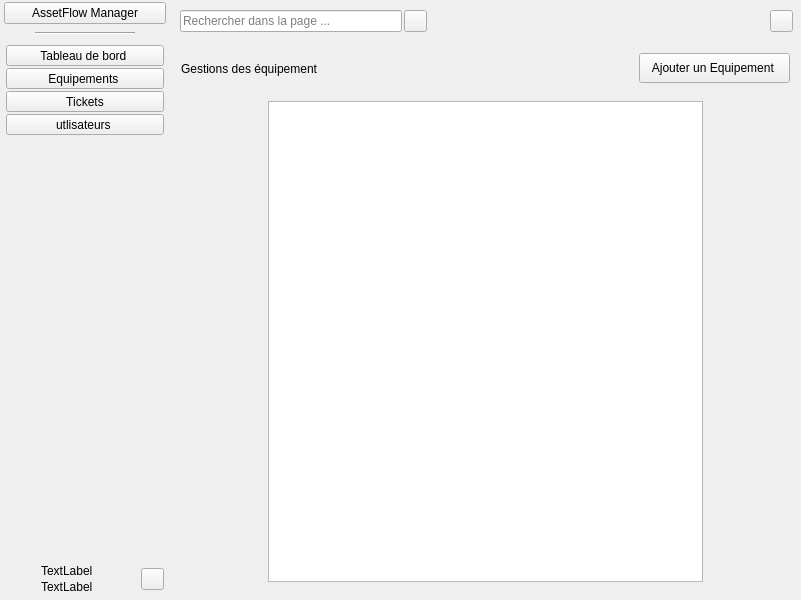
Old version of the form form.ui in the repository will180901/AssetFow.
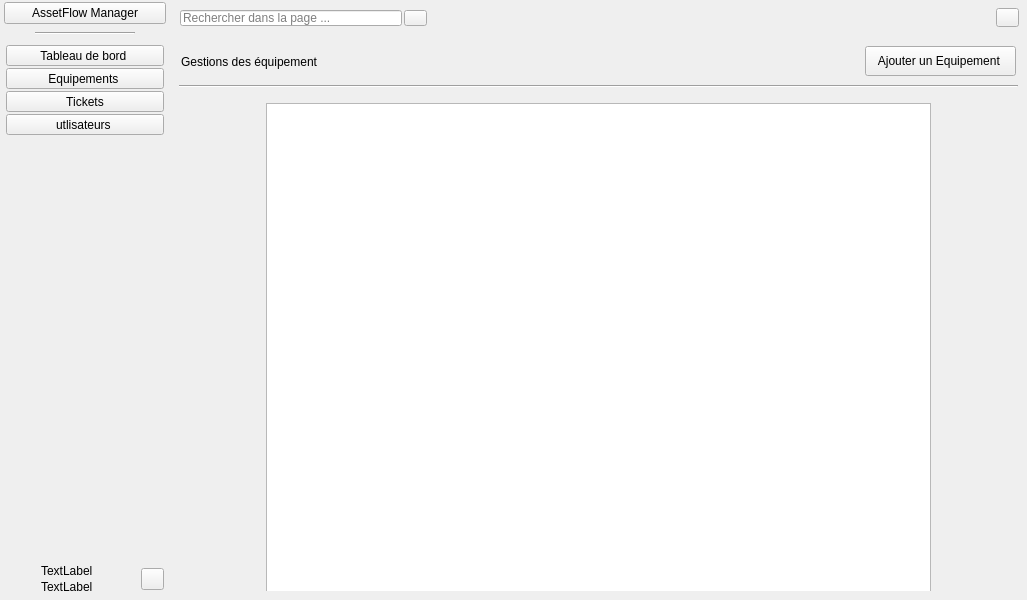
New version of the form. The open tabs and pages were chosen to show the change. Icons and pictures are not drawn.

The edit to the form file:
```diff
--- a/form.ui
+++ b/form.ui
@@ -6,7 +6,7 @@
    <rect>
     <x>0</x>
     <y>0</y>
-    <width>801</width>
+    <width>1027</width>
     <height>600</height>
    </rect>
   </property>
@@ -1891,6 +1891,13 @@
              </layout>
             </widget>
            </item>
+           <item>
+            <widget class="Line" name="line_7">
+             <property name="orientation">
+              <enum>Qt::Orientation::Horizontal</enum>
+             </property>
+            </widget>
+           </item>
            <item>
             <widget class="QWidget" name="widget_12" native="true">
              <layout class="QHBoxLayout" name="horizontalLayout_11">
@@ -1912,6 +1919,12 @@
               </item>
               <item>
                <widget class="QTableWidget" name="tableWidget_equipement">
+                <property name="minimumSize">
+                 <size>
+                  <width>665</width>
+                  <height>489</height>
+                 </size>
+                </property>
                 <property name="selectionBehavior">
                  <enum>QAbstractItemView::SelectionBehavior::SelectRows</enum>
                 </property>
```
Left out of the diff: 191 changed lines with no effect on the pictures.
